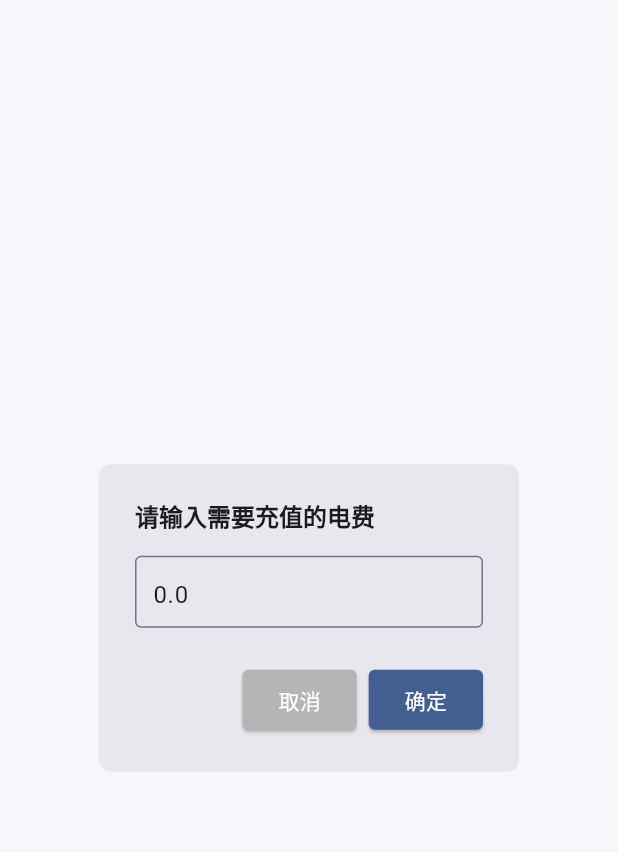
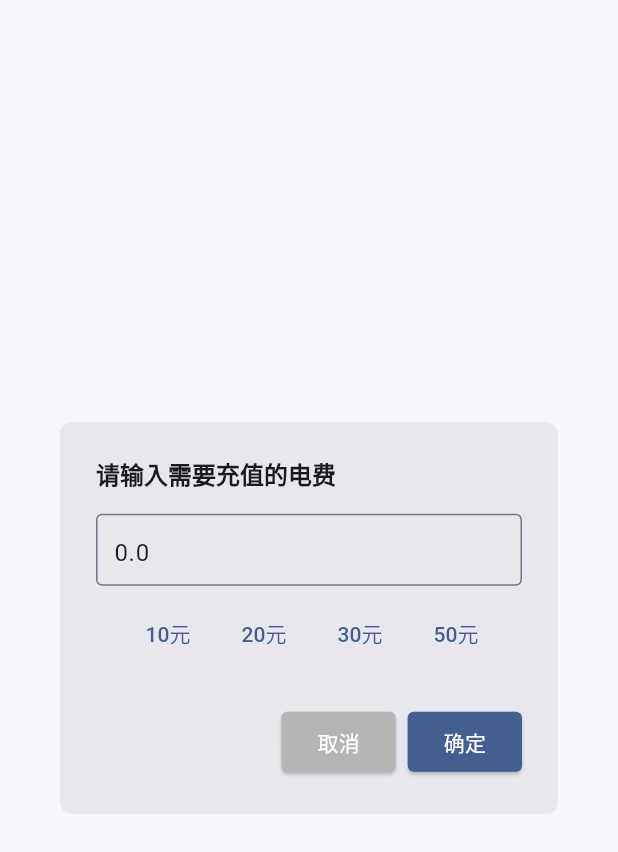
Before and after one commit to fanfanffy163/auto_electricity_bill_query, a Flutter app: the AmountInputDialog widget shown alone on an empty page, opened directly, on a phone screen of 412 x 824 dp. Shown: the top 852 px of the screen. Run offline on Flutter 3.47's test engine with Material 3 defaults, Android fonts, the phone set to English and light mode, and no system bars; our stand-ins replace flutter_local_notifications, flutter_svg, font_awesome_flutter, image_picker, logger, package_info_plus and 2 more; missing offline and left inert: background_fetch, flutter_foreground_task, flutter_intro, mobile_scanner; accounts and stored records are empty; Roboto replaces fonts that are missing (PingFang SC).

```diff
--- a/lib/dialog/amount_input.dart
+++ b/lib/dialog/amount_input.dart
@@ -16,13 +16,35 @@ class AmountInputDialog extends StatefulWidget {
   State<AmountInputDialog> createState() => _AmountInputDialogState();
 }
 
-class _AmountInputDialogState extends State<AmountInputDialog> {
+class _AmountInputDialogState extends State<AmountInputDialog> with SingleTickerProviderStateMixin {
   late TextEditingController _controller;
+  late AnimationController _animeController;
+  late Animation<double> _animation;
 
   @override
   void initState() {
     super.initState();
     _controller = TextEditingController(text: widget.initialAmount.toString());
+    // 初始化动画（首次加载时晃动一次）
+    _animeController = AnimationController(
+      vsync: this,
+      duration: const Duration(milliseconds: 800),
+    );
+    _animation = TweenSequence([
+      TweenSequenceItem(
+        tween: Tween<double>(begin: 0, end: 20).chain(
+          CurveTween(curve: Curves.easeOut),
+        ),
+        weight: 50,
+      ),
+      TweenSequenceItem(
+        tween: Tween<double>(begin: 20, end: 0).chain(
+          CurveTween(curve: Curves.easeIn),
+        ),
+        weight: 50,
+      ),
+    ]).animate(_animeController);
+    _animeController.forward(); // 触发动画
   }
 
   @override
@@ -37,7 +59,6 @@ class _AmountInputDialogState extends State<AmountInputDialog> {
       // 添加圆角和阴影
       shape: RoundedRectangleBorder(borderRadius: BorderRadius.circular(8.0)),
       elevation: 10.0,
-
       // 标题
       title: Text(
         widget.title,
@@ -46,28 +67,15 @@ class _AmountInputDialogState extends State<AmountInputDialog> {
           fontWeight: FontWeight.bold,
         ),
       ),
+      // 内容
+      content: _buildContent(context),
+      // 按钮
+      actions: _buildActions(context),
+    );
+  }
 
-      // 内容
-      content: TextField(
-        controller: _controller,
-        keyboardType: TextInputType.number,
-        decoration: InputDecoration(
-          hintText: widget.hintText,
-          // 添加边框
-          border: OutlineInputBorder(
-            borderRadius: BorderRadius.circular(4.0),
-          ),
-          // 选中时的边框颜色
-          focusedBorder: OutlineInputBorder(
-            borderRadius: BorderRadius.circular(8.0),
-            borderSide: BorderSide(color: Theme.of(context).primaryColor, width: 2.0),
-          ),
-          contentPadding: const EdgeInsets.symmetric(horizontal: 8.0),
-        ),
-      ),
-
-      // 按钮
-      actions: <Widget>[
+  List<Widget> _buildActions(BuildContext context) {
+    return <Widget>[
       ElevatedButton(
         onPressed: () {
           Navigator.of(context).pop();
@@ -107,6 +115,81 @@ class _AmountInputDialogState extends State<AmountInputDialog> {
           style: TextStyle(color: Colors.white, fontSize: 14),
         ),
       ),
+    ];
+  }
+
+  Column _buildContent(BuildContext context) {
+    return Column(
+      mainAxisSize: MainAxisSize.min,
+      children: [
+        TextField(
+          controller: _controller,
+          keyboardType: TextInputType.number,
+          decoration: InputDecoration(
+            hintText: widget.hintText,
+            // 添加边框
+            border: OutlineInputBorder(
+              borderRadius: BorderRadius.circular(4.0),
+            ),
+            // 选中时的边框颜色
+            focusedBorder: OutlineInputBorder(
+              borderRadius: BorderRadius.circular(8.0),
+              borderSide: BorderSide(color: Theme.of(context).primaryColor, width: 2.0),
+            ),
+            contentPadding: const EdgeInsets.symmetric(horizontal: 8.0),
+          ),
+        ),
+        const SizedBox(height: 8),
+        SingleChildScrollView(
+          scrollDirection: Axis.horizontal,
+          physics: const BouncingScrollPhysics(),
+          padding: const EdgeInsets.symmetric(horizontal: 16),
+          child: AnimatedBuilder(
+            animation: _animation,
+            builder: (context, child) {
+              return Transform.translate(
+                offset: Offset(_animation.value, 0), // 水平方向晃动
+                child: SingleChildScrollView(
+                  scrollDirection: Axis.horizontal,
+                  child: Row(
+                    children: [
+                      TextButton(
+                        onPressed: () {
+                          _controller.text = "10.00";
+                        },
+                        child: Text("10元"),
+                      ),
+                      TextButton(
+                        onPressed: () {
+                          _controller.text = "20.00";
+                        },
+                        child: Text("20元"),
+                      ),
+                      TextButton(
+                        onPressed: () {
+                          _controller.text = "30.00";
+                        },
+                        child: Text("30元"),
+                      ),
+                      TextButton(
+                        onPressed: () {
+                          _controller.text = "50.00";
+                        },
+                        child: Text("50元"),
+                      ),
+                      TextButton(
+                        onPressed: () {
+                          _controller.text = "100.00";
+                        },
+                        child: Text("100元"),
+                      ),
+                    ],
+                  )
+                ),
+              );
+            }
+          ),
+        ),
       ],
     );
   }
--- a/lib/service/background_service.dart
+++ b/lib/service/background_service.dart
@@ -1,5 +1,6 @@
 // lib/services/background_service.dart
 import 'package:auto_electricity_bill_query/provider/fee_provider.dart';
+import 'package:auto_electricity_bill_query/service/foreground_service.dart';
 import 'package:auto_electricity_bill_query/utils/logger.dart';
 import 'package:auto_electricity_bill_query/utils/utils.dart';
 import 'package:background_fetch/background_fetch.dart';
@@ -24,7 +25,7 @@ class BackgroundTaskService {
     // 配置 BackgroundFetch
     await BackgroundFetch.configure(
       BackgroundFetchConfig(
-        minimumFetchInterval: 15,//FeeProvider.refreshInterval * 60, // 这里使用配置的刷新间隔
+        minimumFetchInterval: FeeProvider.refreshInterval * 60, // 这里使用配置的刷新间隔
         stopOnTerminate: false,
         enableHeadless: true,
         requiresBatteryNotLow: false,
@@ -47,6 +48,9 @@ class BackgroundTaskService {
 // 这个 headless task 入口函数仍然需要是顶级的
 @pragma('vm:entry-point')
 void backgroundFetchHeadlessTask(HeadlessTask task) async {
+  if(await ForegroundService.isRunning()){
+    return;
+  }
   await Utils.writeLog("Headless task started: ${task.taskId} at ${DateTime.now().toIso8601String()}");
   String taskId = task.taskId;
   if (task.timeout) {
```
Also changed, not shown: 2 other files. Lines whose indentation alone changed are shown as unchanged.
